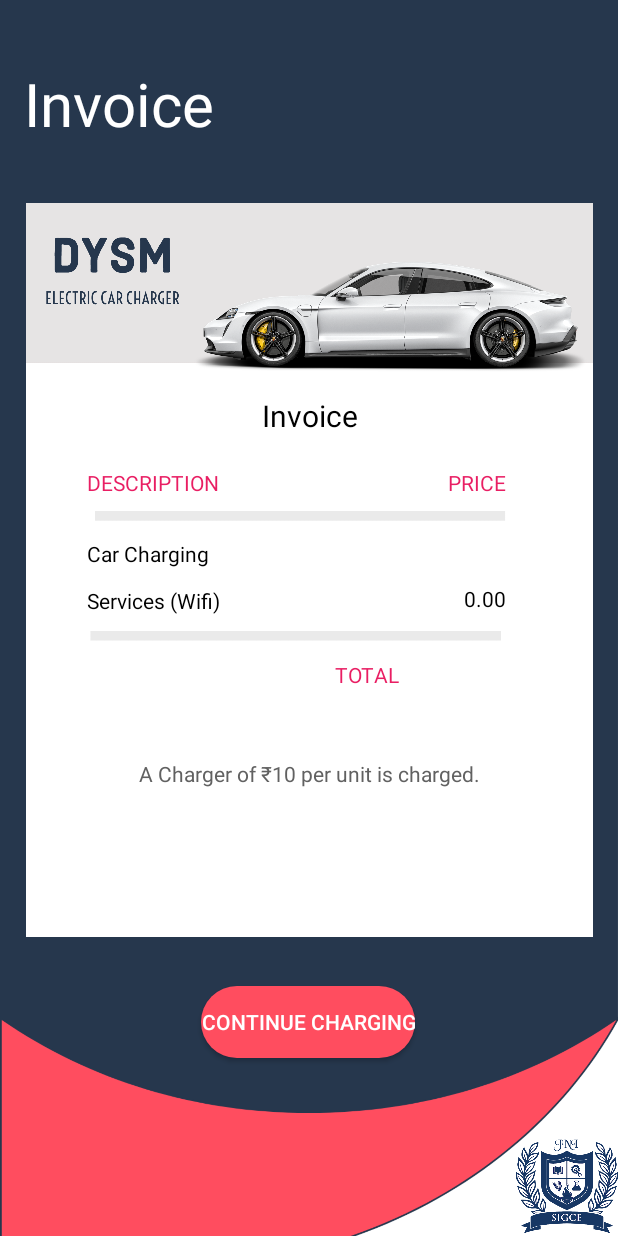
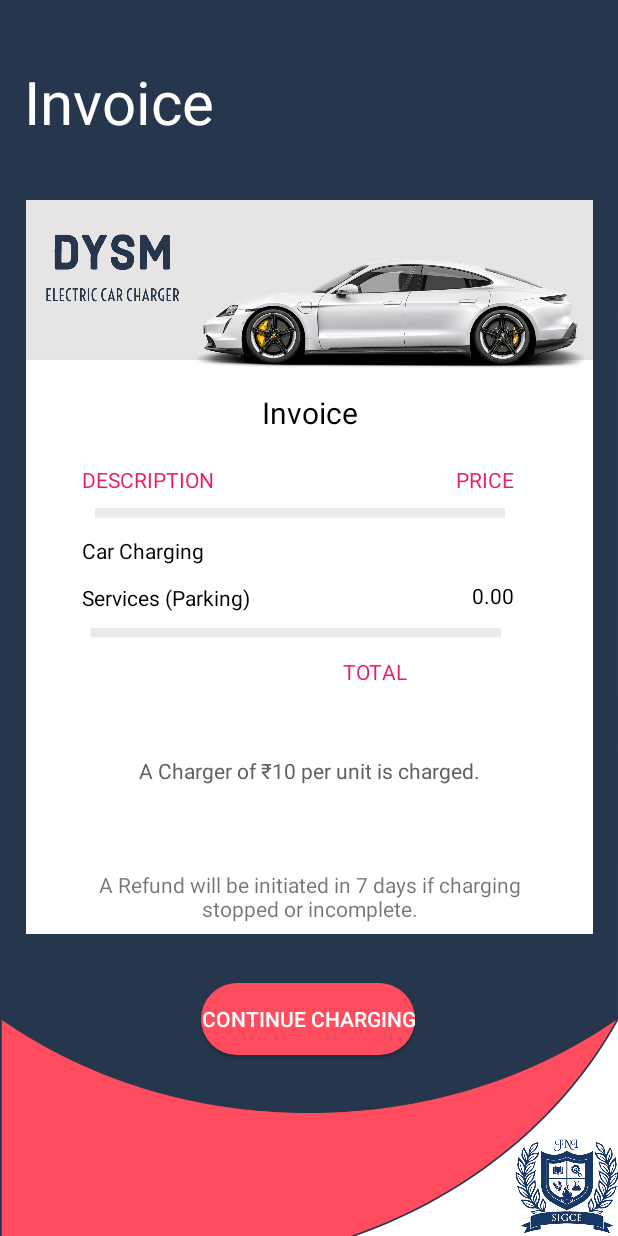
Before and after one commit to yashjariwala/CarChargerDYSM, an Android app: the layout invoice.xml on its own in the app's theme, with its tools: preview values and no code run, on a phone screen of 412 x 824 dp. Run offline under Robolectric (Android 15) with nearby library versions, the phone set to English and light mode, and no system bars.

```diff
--- a/app/src/main/res/layout/invoice.xml
+++ b/app/src/main/res/layout/invoice.xml
@@ -29,7 +29,7 @@
         app:layout_constraintHorizontal_bias="0.515"
         app:layout_constraintStart_toStartOf="parent"
         app:layout_constraintTop_toTopOf="parent"
-        app:layout_constraintVertical_bias="0.398"
+        app:layout_constraintVertical_bias="0.393"
         app:srcCompat="@drawable/bill" />
 
     <TextView
@@ -49,8 +49,8 @@
         android:id="@+id/invoicename"
         android:layout_width="85dp"
         android:layout_height="37dp"
+        android:gravity="center"
         android:text="@string/invoice"
-        android:gravity="center"
         android:textColor="#000000"
         android:textSize="20sp"
         app:layout_constraintBottom_toBottomOf="@+id/invoiceimage"
@@ -117,8 +117,8 @@
         android:id="@+id/invoiveamounttextview"
         android:layout_width="wrap_content"
         android:layout_height="wrap_content"
+        android:gravity="center_horizontal"
         android:textColor="#000000"
-        android:gravity="center_horizontal"
         app:layout_constraintBottom_toBottomOf="@+id/amountservicestextview"
         app:layout_constraintEnd_toEndOf="@+id/amountservicestextview"
         app:layout_constraintHorizontal_bias="0.428"
@@ -136,7 +136,7 @@
         app:layout_constraintHorizontal_bias="1.0"
         app:layout_constraintStart_toStartOf="@+id/invoiceimage"
         app:layout_constraintTop_toTopOf="parent"
-        app:layout_constraintVertical_bias="0.138"
+        app:layout_constraintVertical_bias="0.135"
         app:srcCompat="@drawable/carinvoice" />
 
     <TextView
@@ -203,6 +203,19 @@
         app:layout_constraintTop_toBottomOf="@+id/invoicename"
         app:layout_constraintVertical_bias="0.0" />
 
+    <TextView
+        android:id="@+id/invoicenumber"
+        android:layout_width="232dp"
+        android:layout_height="19dp"
+        android:gravity="center"
+        android:textColor="#616161"
+        app:layout_constraintBottom_toBottomOf="@+id/invoiceimage"
+        app:layout_constraintEnd_toEndOf="@+id/invoicecar"
+        app:layout_constraintHorizontal_bias="0.564"
+        app:layout_constraintStart_toStartOf="parent"
+        app:layout_constraintTop_toBottomOf="@+id/invoicepageinfo"
+        app:layout_constraintVertical_bias="0.2" />
+
     <Button
         android:id="@+id/rechargeamount"
         android:layout_width="wrap_content"
@@ -216,4 +229,16 @@
         app:layout_constraintStart_toStartOf="parent"
         app:layout_constraintTop_toBottomOf="@+id/invoiceimage"
         app:layout_constraintVertical_bias="0.164" />
+
+    <TextView
+        android:id="@+id/invoicepagerefund"
+        android:layout_width="305dp"
+        android:layout_height="36dp"
+        android:text="@string/refund"
+        android:gravity="center"
+        app:layout_constraintBottom_toBottomOf="@+id/invoiceimage"
+        app:layout_constraintEnd_toEndOf="parent"
+        app:layout_constraintStart_toStartOf="parent"
+        app:layout_constraintTop_toBottomOf="@+id/invoicepageinfo"
+        app:layout_constraintVertical_bias="0.78" />
 </androidx.constraintlayout.widget.ConstraintLayout>
--- a/app/src/main/res/values/strings.xml
+++ b/app/src/main/res/values/strings.xml
@@ -45,7 +45,7 @@
     <string name="plainamount">Amount</string>
     <string name="invoice">Invoice</string>
     <string name="invoicepagecarcharging">Car Charging</string>
-    <string name="invoicepageservices">Services (Wifi)</string>
+    <string name="invoicepageservices">Services (Parking)</string>
     <string name="servicesamountinvoicepage">0.00</string>
     <string name="Invoicepageinfo">A Charger of ₹10 per unit is charged.</string>
     <string name="invoicetotal">TOTAL</string>
@@ -58,4 +58,5 @@
     <string name="showidepass">showhidepass</string>
     <string name="showpassword">showpassword</string>
     <string name="Chargingdnd">Charging..Do Not Disconnect!</string>
+    <string name="refund">A Refund will be initiated in 7 days if charging stopped or incomplete.</string>
 </resources>
```
Also changed, not shown: app/src/main/java/com/dysm/carchargerdysm/InvoiceData.java (added, +23 -0 lines), app/src/main/java/com/dysm/carchargerdysm/invoiceshow.java (+60 -8 lines), app/src/main/java/com/dysm/carchargerdysm/stopcharging.java (+36 -11 lines).
